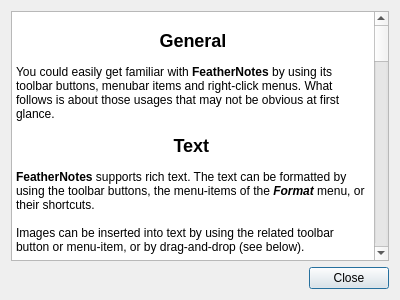
First picture: the form in feathernotes/helpDialog.ui, repository tsujan/FeatherNotes, before the edit.
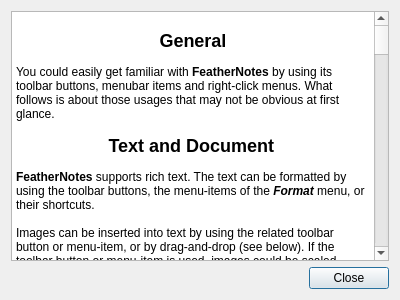
Second picture: the form after the edit.

Commit message: Added the ability to save selected images.

Patch:
```diff
--- a/feathernotes/helpDialog.ui
+++ b/feathernotes/helpDialog.ui
@@ -26,16 +26,20 @@
 &lt;p style=&quot;-qt-paragraph-type:empty; margin-top:0px; margin-bottom:0px; margin-left:0px; margin-right:0px; -qt-block-indent:0; text-indent:0px;&quot;&gt;&lt;br /&gt;&lt;/p&gt;
 &lt;p style=&quot; margin-top:0px; margin-bottom:0px; margin-left:0px; margin-right:0px; -qt-block-indent:0; text-indent:0px;&quot;&gt;You could easily get familiar with &lt;span style=&quot; font-weight:600;&quot;&gt;FeatherNotes&lt;/span&gt; by using its toolbar buttons, menubar items and right-click menus. What follows is about those usages that may not be obvious at first glance. &lt;/p&gt;
 &lt;p style=&quot;-qt-paragraph-type:empty; margin-top:0px; margin-bottom:0px; margin-left:0px; margin-right:0px; -qt-block-indent:0; text-indent:0px;&quot;&gt;&lt;br /&gt;&lt;/p&gt;
-&lt;p align=&quot;center&quot; style=&quot; margin-top:0px; margin-bottom:0px; margin-left:0px; margin-right:0px; -qt-block-indent:0; text-indent:0px;&quot;&gt;&lt;span style=&quot; font-size:x-large; font-weight:600;&quot;&gt;Text&lt;/span&gt; &lt;/p&gt;
+&lt;p align=&quot;center&quot; style=&quot; margin-top:0px; margin-bottom:0px; margin-left:0px; margin-right:0px; -qt-block-indent:0; text-indent:0px;&quot;&gt;&lt;span style=&quot; font-size:x-large; font-weight:600;&quot;&gt;Text and Document&lt;/span&gt; &lt;/p&gt;
 &lt;p style=&quot;-qt-paragraph-type:empty; margin-top:0px; margin-bottom:0px; margin-left:0px; margin-right:0px; -qt-block-indent:0; text-indent:0px;&quot;&gt;&lt;br /&gt;&lt;/p&gt;
 &lt;p style=&quot; margin-top:0px; margin-bottom:0px; margin-left:0px; margin-right:0px; -qt-block-indent:0; text-indent:0px;&quot;&gt;&lt;span style=&quot; font-weight:600;&quot;&gt;FeatherNotes&lt;/span&gt; supports rich text. The text can be formatted by using the toolbar buttons, the menu-items of the &lt;span style=&quot; font-weight:600; font-style:italic;&quot;&gt;Format&lt;/span&gt; menu, or their shortcuts.&lt;/p&gt;
 &lt;p style=&quot;-qt-paragraph-type:empty; margin-top:0px; margin-bottom:0px; margin-left:0px; margin-right:0px; -qt-block-indent:0; text-indent:0px;&quot;&gt;&lt;br /&gt;&lt;/p&gt;
-&lt;p style=&quot; margin-top:0px; margin-bottom:0px; margin-left:0px; margin-right:0px; -qt-block-indent:0; text-indent:0px;&quot;&gt;Images can be inserted into text by using the related toolbar button or menu-item, or by drag-and-drop (see below).&lt;/p&gt;
+&lt;p style=&quot; margin-top:0px; margin-bottom:0px; margin-left:0px; margin-right:0px; -qt-block-indent:0; text-indent:0px;&quot;&gt;Images can be inserted into text by using the related toolbar button or menu-item, or by drag-and-drop (see below). If the toolbar button or menu-item is used, images could be scaled before insertion.&lt;/p&gt;
 &lt;p style=&quot;-qt-paragraph-type:empty; margin-top:0px; margin-bottom:0px; margin-left:0px; margin-right:0px; -qt-block-indent:0; text-indent:0px;&quot;&gt;&lt;br /&gt;&lt;/p&gt;
-&lt;p style=&quot; margin-top:0px; margin-bottom:0px; margin-left:0px; margin-right:0px; -qt-block-indent:0; text-indent:0px;&quot;&gt;Images can be selected by the mouse cursor like ordinary text. If an image is selected, its right-click menu will contain a &lt;span style=&quot; font-weight:600; font-style:italic;&quot;&gt;&amp;quot;Scale Image&amp;quot;&lt;/span&gt; item that could be used to scale it.&lt;/p&gt;
+&lt;p style=&quot; margin-top:0px; margin-bottom:0px; margin-left:0px; margin-right:0px; -qt-block-indent:0; text-indent:0px;&quot;&gt;Images can be selected by the mouse cursor like ordinary text. If an image is selected, its right-click menu will contain &lt;span style=&quot; font-weight:600; font-style:italic;&quot;&gt;&amp;quot;Scale Image(s)&amp;quot;&lt;/span&gt; and &lt;span style=&quot; font-weight:600; font-style:italic;&quot;&gt;&amp;quot;Save Images(s)&amp;quot;&lt;/span&gt; items that could be used to scale or save it. The same items will be shown if multiple images are selected.&lt;/p&gt;
 &lt;p style=&quot;-qt-paragraph-type:empty; margin-top:0px; margin-bottom:0px; margin-left:0px; margin-right:0px; -qt-block-indent:0; text-indent:0px;&quot;&gt;&lt;br /&gt;&lt;/p&gt;
 &lt;p style=&quot; margin-top:0px; margin-bottom:0px; margin-left:0px; margin-right:0px; -qt-block-indent:0; text-indent:0px;&quot;&gt;Tables can be inserted into text by using the right-click menu or the &lt;span style=&quot; font-weight:600; font-style:italic;&quot;&gt;&amp;quot;Insert Table&amp;quot;&lt;/span&gt; menu-item on the &lt;span style=&quot; font-weight:600; font-style:italic;&quot;&gt;Format&lt;/span&gt; menu. They can also be edited from the right-click menu in various ways.&lt;/p&gt;
 &lt;p style=&quot;-qt-paragraph-type:empty; margin-top:0px; margin-bottom:0px; margin-left:0px; margin-right:0px; -qt-block-indent:0; text-indent:0px;&quot;&gt;&lt;br /&gt;&lt;/p&gt;
+&lt;p style=&quot; margin-top:0px; margin-bottom:0px; margin-left:0px; margin-right:0px; -qt-block-indent:0; text-indent:0px;&quot;&gt;It is also possible to select some text and add a link (bookmark) to it by using the &lt;span style=&quot; font-weight:600; font-style:italic;&quot;&gt;&amp;quot;Insert Link&amp;quot;&lt;/span&gt; item on the &lt;span style=&quot; font-weight:600; font-style:italic;&quot;&gt;Format&lt;/span&gt; or right-click menu. A link can be an Internet address or the path of a local file. In the latter case, if the link is clicked, its corresponding file will be opened by the app associated with its mime type. For example, if you add the path of a &lt;span style=&quot; font-weight:600;&quot;&gt;FeatherNotes&lt;/span&gt; document as a link, it will be opened by another instance of &lt;span style=&quot; font-weight:600;&quot;&gt;FeatherNotes&lt;/span&gt;.&lt;/p&gt;
+&lt;p style=&quot;-qt-paragraph-type:empty; margin-top:0px; margin-bottom:0px; margin-left:0px; margin-right:0px; -qt-block-indent:0; text-indent:0px;&quot;&gt;&lt;br /&gt;&lt;/p&gt;
+&lt;p style=&quot; margin-top:0px; margin-bottom:0px; margin-left:0px; margin-right:0px; -qt-block-indent:0; text-indent:0px;&quot;&gt;A &lt;span style=&quot; font-weight:600;&quot;&gt;FeatherNotes&lt;/span&gt; document can be protected by a password. The contents of a password-protected &lt;span style=&quot; font-weight:600;&quot;&gt;FeatherNotes&lt;/span&gt; document will not be readable until it is opened by &lt;span style=&quot; font-weight:600;&quot;&gt;FeatherNotes&lt;/span&gt; after entering its password. The password protection is suitable &lt;span style=&quot; font-weight:600;&quot;&gt;ONLY&lt;/span&gt; for ordinary usage. If you want a very strong protection that cannot be broken by hackers who may have access to your computer, please use another method!&lt;/p&gt;
+&lt;p style=&quot;-qt-paragraph-type:empty; margin-top:0px; margin-bottom:0px; margin-left:0px; margin-right:0px; -qt-block-indent:0; text-indent:0px;&quot;&gt;&lt;br /&gt;&lt;/p&gt;
 &lt;p align=&quot;center&quot; style=&quot; margin-top:0px; margin-bottom:0px; margin-left:0px; margin-right:0px; -qt-block-indent:0; text-indent:0px;&quot;&gt;&lt;span style=&quot; font-size:x-large; font-weight:600;&quot;&gt;Nodes&lt;/span&gt;&lt;/p&gt;
 &lt;p style=&quot;-qt-paragraph-type:empty; margin-top:0px; margin-bottom:0px; margin-left:0px; margin-right:0px; -qt-block-indent:0; text-indent:0px;&quot;&gt;&lt;br /&gt;&lt;/p&gt;
 &lt;p style=&quot; margin-top:0px; margin-bottom:0px; margin-left:0px; margin-right:0px; -qt-block-indent:0; text-indent:0px;&quot;&gt;The &lt;span style=&quot; font-weight:600; font-style:italic;&quot;&gt;Tree&lt;/span&gt; menubar item contains all node actions.&lt;/p&gt;
@@ -50,10 +54,14 @@
 &lt;p style=&quot;-qt-paragraph-type:empty; margin-top:0px; margin-bottom:0px; margin-left:0px; margin-right:0px; -qt-block-indent:0; text-indent:0px;&quot;&gt;&lt;br /&gt;&lt;/p&gt;
 &lt;p style=&quot; margin-top:0px; margin-bottom:0px; margin-left:0px; margin-right:0px; -qt-block-indent:0; text-indent:0px;&quot;&gt;Also images can be dragged from outside &lt;span style=&quot; font-weight:600;&quot;&gt;FeatherNotes&lt;/span&gt; and dropped into its text-edit pane.&lt;/p&gt;
 &lt;p style=&quot;-qt-paragraph-type:empty; margin-top:0px; margin-bottom:0px; margin-left:0px; margin-right:0px; -qt-block-indent:0; text-indent:0px;&quot;&gt;&lt;br /&gt;&lt;/p&gt;
-&lt;p align=&quot;center&quot; style=&quot; margin-top:0px; margin-bottom:0px; margin-left:0px; margin-right:0px; -qt-block-indent:0; text-indent:0px;&quot;&gt;&lt;span style=&quot; font-size:x-large; font-weight:600;&quot;&gt;Tray Icon &lt;/span&gt;&lt;/p&gt;
+&lt;p align=&quot;center&quot; style=&quot; margin-top:0px; margin-bottom:0px; margin-left:0px; margin-right:0px; -qt-block-indent:0; text-indent:0px;&quot;&gt;&lt;span style=&quot; font-size:x-large; font-weight:600;&quot;&gt;Tray Icon&lt;/span&gt;&lt;/p&gt;
 &lt;p style=&quot;-qt-paragraph-type:empty; margin-top:0px; margin-bottom:0px; margin-left:0px; margin-right:0px; -qt-block-indent:0; text-indent:0px;&quot;&gt;&lt;br /&gt;&lt;/p&gt;
 &lt;p style=&quot; margin-top:0px; margin-bottom:0px; margin-left:0px; margin-right:0px; -qt-block-indent:0; text-indent:0px;&quot;&gt;The tray icon is disabled by default. It can be enabled by &lt;span style=&quot; font-weight:600; font-style:italic;&quot;&gt;Preferences dialog → Window → &amp;quot;Add to systray&amp;quot;&lt;/span&gt;. Then, &lt;span style=&quot; font-weight:600;&quot;&gt;FeatherNotes&lt;/span&gt; could be started iconified if the checkbox &lt;span style=&quot; font-weight:600; font-style:italic;&quot;&gt;&amp;quot;Start iconified to tray&amp;quot;&lt;/span&gt; is checked.&lt;/p&gt;
 &lt;p style=&quot;-qt-paragraph-type:empty; margin-top:0px; margin-bottom:0px; margin-left:0px; margin-right:0px; -qt-block-indent:0; text-indent:0px;&quot;&gt;&lt;br /&gt;&lt;/p&gt;
+&lt;p align=&quot;center&quot; style=&quot; margin-top:0px; margin-bottom:0px; margin-left:0px; margin-right:0px; -qt-block-indent:0; text-indent:0px;&quot;&gt;&lt;span style=&quot; font-size:x-large; font-weight:600;&quot;&gt;Exporting and Printing&lt;/span&gt;&lt;/p&gt;
+&lt;p style=&quot;-qt-paragraph-type:empty; margin-top:0px; margin-bottom:0px; margin-left:0px; margin-right:0px; -qt-block-indent:0; text-indent:0px;&quot;&gt;&lt;br /&gt;&lt;/p&gt;
+&lt;p style=&quot; margin-top:0px; margin-bottom:0px; margin-left:0px; margin-right:0px; -qt-block-indent:0; text-indent:0px;&quot;&gt;The current node, with or without its sub-nodes, or the whole &lt;span style=&quot; font-weight:600;&quot;&gt;FeatherNotes&lt;/span&gt; document can be printed or exported to PDF or HTML from the &lt;span style=&quot; font-weight:600; font-style:italic;&quot;&gt;File&lt;/span&gt; menu. The &lt;span style=&quot; font-weight:600; font-style:italic;&quot;&gt;Export HTML&lt;/span&gt; dialog has three radio buttons for exporting different parts of the document.&lt;/p&gt;
+&lt;p style=&quot;-qt-paragraph-type:empty; margin-top:0px; margin-bottom:0px; margin-left:0px; margin-right:0px; -qt-block-indent:0; text-indent:0px;&quot;&gt;&lt;br /&gt;&lt;/p&gt;
 &lt;p align=&quot;center&quot; style=&quot; margin-top:0px; margin-bottom:0px; margin-left:0px; margin-right:0px; -qt-block-indent:0; text-indent:0px;&quot;&gt;&lt;span style=&quot; font-size:x-large; font-weight:600;&quot;&gt;Searching and Replacing&lt;/span&gt;&lt;/p&gt;
 &lt;p style=&quot;-qt-paragraph-type:empty; margin-top:0px; margin-bottom:0px; margin-left:0px; margin-right:0px; -qt-block-indent:0; text-indent:0px;&quot;&gt;&lt;br /&gt;&lt;/p&gt;
 &lt;p style=&quot; margin-top:0px; margin-bottom:0px; margin-left:0px; margin-right:0px; -qt-block-indent:0; text-indent:0px;&quot;&gt;Search can be done in node text, node names or node tags. There are three radio-buttons on the search bar:&lt;/p&gt;
@@ -73,7 +81,7 @@
 &lt;p style=&quot; margin-top:0px; margin-bottom:0px; margin-left:0px; margin-right:0px; -qt-block-indent:0; text-indent:0px;&quot;&gt;* Empty the search entry and press &lt;span style=&quot; font-style:italic;&quot;&gt;Enter&lt;/span&gt; or &lt;span style=&quot; font-style:italic;&quot;&gt;F3&lt;/span&gt; in it, or&lt;/p&gt;
 &lt;p style=&quot; margin-top:0px; margin-bottom:0px; margin-left:0px; margin-right:0px; -qt-block-indent:0; text-indent:0px;&quot;&gt;* Hide the search bar.&lt;/p&gt;
 &lt;p style=&quot;-qt-paragraph-type:empty; margin-top:0px; margin-bottom:0px; margin-left:0px; margin-right:0px; -qt-block-indent:0; text-indent:0px;&quot;&gt;&lt;br /&gt;&lt;/p&gt;
-&lt;p style=&quot; margin-top:0px; margin-bottom:0px; margin-left:0px; margin-right:0px; -qt-block-indent:0; text-indent:0px;&quot;&gt;The &amp;quot;Replace&amp;quot; docked window respects the settings for &lt;span style=&quot; font-weight:600; font-style:italic;&quot;&gt;&amp;quot;Match Case&amp;quot;&lt;/span&gt;, &lt;span style=&quot; font-weight:600; font-style:italic;&quot;&gt;&amp;quot;Whole Word&amp;quot;&lt;/span&gt; and &lt;span style=&quot; font-weight:600; font-style:italic;&quot;&gt;&amp;quot;All&amp;quot;&lt;/span&gt; on the search bar. It can be detached from the main window. To remove the green highlights after replacing text, you could either hide/close the 'Replace' docked window or do as in the case of removing yellow search highlights (without closing the dock).&lt;/p&gt;
+&lt;p style=&quot; margin-top:0px; margin-bottom:0px; margin-left:0px; margin-right:0px; -qt-block-indent:0; text-indent:0px;&quot;&gt;The &lt;span style=&quot; font-weight:600; font-style:italic;&quot;&gt;Replace&lt;/span&gt; docked window respects the settings for &lt;span style=&quot; font-weight:600; font-style:italic;&quot;&gt;&amp;quot;Match Case&amp;quot;&lt;/span&gt;, &lt;span style=&quot; font-weight:600; font-style:italic;&quot;&gt;&amp;quot;Whole Word&amp;quot;&lt;/span&gt; and &lt;span style=&quot; font-weight:600; font-style:italic;&quot;&gt;&amp;quot;All&amp;quot;&lt;/span&gt; on the search bar. It can be detached from the main window. To remove the green highlights after replacing text, you could either hide/close the 'Replace' docked window or do as in the case of removing yellow search highlights (without closing the dock).&lt;/p&gt;
 &lt;p style=&quot;-qt-paragraph-type:empty; margin-top:0px; margin-bottom:0px; margin-left:0px; margin-right:0px; -qt-block-indent:0; text-indent:0px;&quot;&gt;&lt;br /&gt;&lt;/p&gt;
 &lt;p align=&quot;center&quot; style=&quot; margin-top:0px; margin-bottom:0px; margin-left:0px; margin-right:0px; -qt-block-indent:0; text-indent:0px;&quot;&gt;&lt;span style=&quot; font-size:x-large; font-weight:600;&quot;&gt;Status Bar&lt;/span&gt;&lt;/p&gt;
 &lt;p style=&quot;-qt-paragraph-type:empty; margin-top:0px; margin-bottom:0px; margin-left:0px; margin-right:0px; -qt-block-indent:0; text-indent:0px;&quot;&gt;&lt;br /&gt;&lt;/p&gt;
```
The commit also changes 5 other files.
